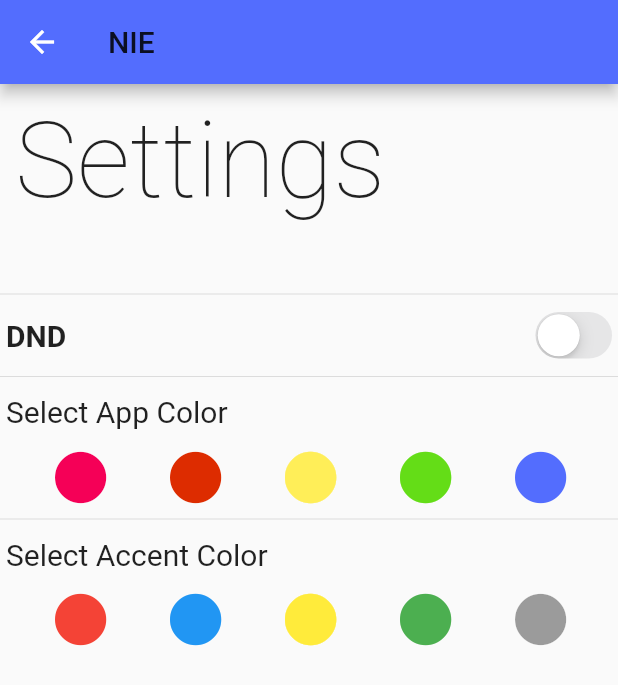
After one commit to NIE-college-app/Flutter-App, a Flutter app: the Settings screen opened by its route, on a phone screen of 412 x 824 dp. The commit adds this screen. Shown: the top 685 px of the screen. Run offline on Flutter 3.47's test engine with Material 2 defaults, Android fonts, the phone set to English and light mode, and no system bars; our stand-ins replace curved_navigation_bar, flutter_svg, getflutter; network calls fail.

Commit message:
settings done

```diff
--- a/lib/Weather.dart
+++ b/lib/Weather.dart
@@ -9,7 +9,7 @@ Future Getweather() async {
 	http.Response response = await http.get("http://api.openweathermap.org/data/2.5/weather?q=Mysore&appid=a6d1ab49148702f56599f1701143e91b");
 
 	var weather = jsonDecode(response.body);
-	temp = (weather["main"]["temp"] -273).toString() + "℃" ;
+	temp = (weather["main"]["temp"] -273).toStringAsFixed(2) + "℃" ;
 
 	if(weather['weather'][0]['main'].toString() == "Clear") {
 		svgName = 'assets/svg/sun.svg';
--- a/lib/globalvariables.dart
+++ b/lib/globalvariables.dart
@@ -3,6 +3,7 @@ import 'package:nie/Allfeed.dart';
 
 var AppColor = Appcolors[4];
 
+bool dnd = false;
 
 var Appcolors = [
 	Colors.pinkAccent[400],
--- a/lib/login.dart
+++ b/lib/login.dart
@@ -31,7 +31,6 @@ class _LoginState extends State<Login> {
 
   @override
   Widget build(BuildContext context) {
-		var colorr = Theme.of(context).iconTheme;
     return Scaffold(
 		appBar: AppBar(
 			title: Text(title),
@@ -39,12 +38,15 @@ class _LoginState extends State<Login> {
 			actions: <Widget>[
 				Padding(
 					padding: EdgeInsets.all(5),
-					child: CircleAvatar(
-						backgroundColor: Colors.white,
-						backgroundImage: AssetImage(
-							"assets/images/logo.png",
+					child: GestureDetector(
+						child: CircleAvatar(
+							backgroundColor: Colors.white,
+							backgroundImage: AssetImage(
+								"assets/images/logo.png",
+							),
 						),
-					),
+						onTap: () =>  Navigator.pushNamed(context, '/settings'),
+					)
 				)
 			],
 		),
--- a/lib/router.dart
+++ b/lib/router.dart
@@ -1,12 +1,14 @@
 import 'package:flutter/cupertino.dart';
 import 'package:flutter/material.dart';
 import 'package:nie/login.dart';
+import 'package:nie/settings.dart';
 
 
 
 Map<String, Widget Function(BuildContext)> Router() {
 	var routes = {
-		'/': (_) => Login()
+		'/': (_) => Login(),
+		'/settings': (_) => Settings(),
 	};
 	return routes;
 }
--- /dev/null
+++ b/lib/settings.dart
@@ -0,0 +1,195 @@
+import 'package:flutter/cupertino.dart';
+import 'package:flutter/material.dart';
+import 'package:nie/globalvariables.dart';
+
+
+
+class Settings extends StatefulWidget {
+  @override
+  _SettingsState createState() => _SettingsState();
+}
+
+class _SettingsState extends State<Settings> {
+
+	void changeColor(Color color) {
+		setState(() => AppColor = color);
+	}
+
+	void appco(i) {
+		setState(() {
+		  AppColor = Appcolors[i];
+		});
+	}
+
+	void accentco(i) {
+		setState(() {
+		  AccentColor = AccentColors[i];
+		});
+	}
+
+  @override
+  Widget build(BuildContext context) {
+    return Scaffold(
+		appBar: AppBar(
+			title: Text("NIE"),
+			backgroundColor: AppColor,
+		),
+		body: SingleChildScrollView(
+			child: Column(
+				mainAxisAlignment: MainAxisAlignment.start,
+				crossAxisAlignment: CrossAxisAlignment.start,
+				mainAxisSize: MainAxisSize.max,
+				children: <Widget>[
+					Padding(
+						padding: EdgeInsets.fromLTRB(10, 10, 10, 40),
+						child: Text(
+							"Settings",
+							style: TextStyle(
+								fontSize: 70.0,
+								fontWeight: FontWeight.w200
+							),
+						),
+					),
+					Divider(),
+					Row(
+						mainAxisAlignment: MainAxisAlignment.spaceBetween,
+						mainAxisSize: MainAxisSize.max,
+						children: <Widget>[
+							Padding(
+								padding: EdgeInsets.all(4),
+								child: Text(
+									"DND",
+									style: TextStyle(
+										fontSize: 20,
+										fontWeight: FontWeight.w600
+									),
+								),
+							),
+							CupertinoSwitch(
+								value: dnd,
+								onChanged: (bool value) {
+									setState(() {
+									  dnd = !dnd;
+									});
+								},
+							)
+						],
+					),
+					Divider(),
+					Padding(
+						padding: EdgeInsets.all(4),
+						child: Text(
+							"Select App Color",
+							style: TextStyle(
+								fontSize: 20,
+							),
+						),
+					),
+					Row(
+						mainAxisSize: MainAxisSize.max,
+						mainAxisAlignment: MainAxisAlignment.spaceEvenly,
+						children: <Widget>[
+							IconButton(
+								icon: Icon(
+									CupertinoIcons.circle_filled,
+									size: 40,
+									color: Appcolors[0],
+								),
+								onPressed: () => appco(0),
+							),
+							IconButton(
+								icon: Icon(
+									CupertinoIcons.circle_filled,
+									size: 40,
+									color: Appcolors[1],
+								),
+								onPressed: () => appco(1),
+							),
+							IconButton(
+								icon: Icon(
+									CupertinoIcons.circle_filled,
+									size: 40,
+									color: Appcolors[2],
+								),
+								onPressed: () => appco(2),
+							),
+							IconButton(
+								icon: Icon(
+									CupertinoIcons.circle_filled,
+									size: 40,
+									color: Appcolors[3],
+								),
+								onPressed: () => appco(3),
+							),
+							IconButton(
+								icon: Icon(
+									CupertinoIcons.circle_filled,
+									size: 40,
+									color: Appcolors[4],
+								),
+								onPressed: () => appco(4),
+							),
+						],
+					),
+					Divider(),
+					Padding(
+						padding: EdgeInsets.all(4),
+						child: Text(
+							"Select Accent Color",
+							style: TextStyle(
+								fontSize: 20,
+							),
+						),
+					),
+					Row(
+						mainAxisSize: MainAxisSize.max,
+						mainAxisAlignment: MainAxisAlignment.spaceEvenly,
+						children: <Widget>[
+							IconButton(
+								icon: Icon(
+									CupertinoIcons.circle_filled,
+									size: 40,
+									color: AccentColors[0],
+								),
+								onPressed: () => accentco(0),
+							),
+							IconButton(
+								icon: Icon(
+									CupertinoIcons.circle_filled,
+									size: 40,
+									color: AccentColors[1],
+								),
+								onPressed: () => accentco(1),
+							),
+							IconButton(
+								icon: Icon(
+									CupertinoIcons.circle_filled,
+									size: 40,
+									color: AccentColors[2],
+								),
+								onPressed: () => accentco(2),
+							),
+							IconButton(
+								icon: Icon(
+									CupertinoIcons.circle_filled,
+									size: 40,
+									color: AccentColors[3],
+								),
+								onPressed: () => accentco(3),
+							),
+							IconButton(
+								icon: Icon(
+									CupertinoIcons.circle_filled,
+									size: 40,
+									color: AccentColors[4],
+								),
+								onPressed: () => accentco(4),
+							),
+						],
+					)
+				]
+			),
+		),
+	);
+  }
+}
```
Also changed, not shown: 3 other files.
